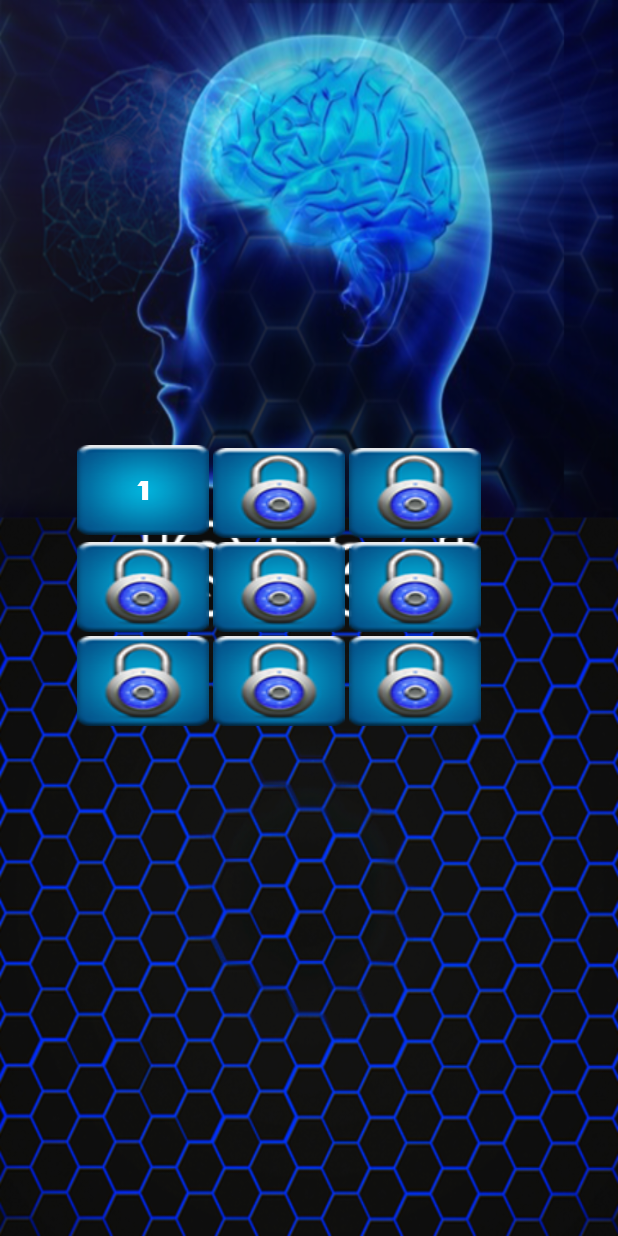
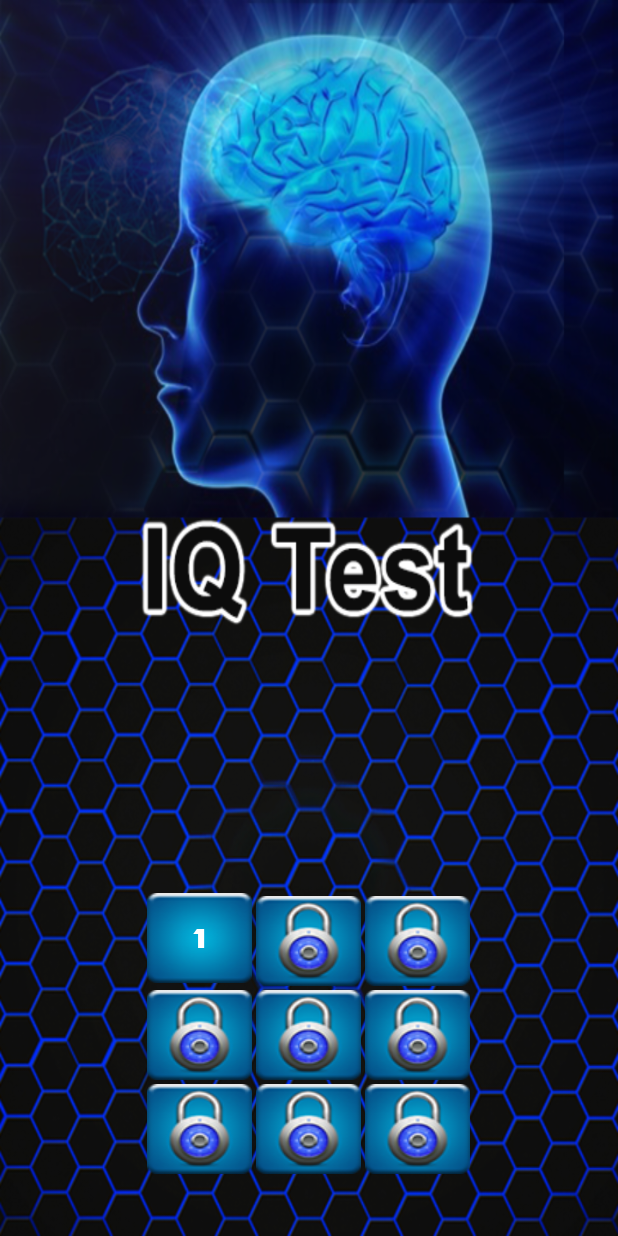
Before and after one commit to mlaraib/IqTestAndroid, an Android app: the levels screen opened directly, with no data from a screen before it, on a phone screen of 412 x 824 dp. Run offline under Robolectric (Android 15) with nearby library versions, the phone set to English and light mode, and no system bars.

Commit message:
Layout of levels xml is set now

```diff
--- a/app/src/main/java/sofit/com/iqtest/ResultActivity.java
+++ b/app/src/main/java/sofit/com/iqtest/ResultActivity.java
@@ -8,6 +8,7 @@ import android.content.DialogInterface.OnClickListener;
 import android.content.Intent;
 import android.content.SharedPreferences;
 import android.content.SharedPreferences.Editor;
+import android.graphics.Color;
 import android.os.Bundle;
 import android.preference.PreferenceManager;
 import android.view.Menu;
@@ -121,7 +122,8 @@ public class ResultActivity extends Activity {
         alertDialog.setMessage("Your Score is " + Float.valueOf(String.valueOf(value1)) + "\n" + "Passing score is 70");
         alertDialog.setIcon(R.drawable.quizicon);
         alertDialog.setNegativeButton("Exit", new C02593());
-        alertDialog.setPositiveButton("Restart", new C02604());
+
+                alertDialog.setPositiveButton("Restart", new C02604());
         dialog = alertDialog.create();
         dialog.show();
         btn2 = dialog.getButton(-1);
--- a/app/src/main/res/layout/activity_levels.xml
+++ b/app/src/main/res/layout/activity_levels.xml
@@ -5,23 +5,34 @@
     android:layout_width="match_parent"
     android:layout_height="match_parent"
     android:background="@drawable/main_bg"
-    tools:context="sofit.com.iqtest.levels">
+    >
+
+    <LinearLayout
+        android:layout_width="match_parent"
+        android:layout_height="wrap_content"
+        android:gravity="center|center_vertical"
+        android:layout_gravity="bottom"
+        android:layout_marginBottom="40dp"
 
 
+        >
         <GridLayout
-        android:layout_width="match_parent"
-        android:layout_height="match_parent"
+            android:layout_width="wrap_content"
+            android:layout_height="wrap_content"
             android:rowCount="3"
             android:columnCount="3"
-        android:layout_marginTop="295dp"
-        android:paddingLeft="50dp"
-        android:paddingRight="50dp"
+
+
+            android:layout_gravity="center_horizontal"
+
+
+
             >
 
 
             <Button
                 android:layout_height="wrap_content"
-           android:layout_width="wrap_content"
+                android:layout_width="70dp"
                 android:text="1"
                 android:layout_margin="1dp"
                 android:textSize="19dp"
@@ -33,7 +44,7 @@
             <Button
 
                 android:layout_height="wrap_content"
-            android:layout_width="wrap_content"
+                android:layout_width="70dp"
                 android:id="@+id/button2"
                 android:layout_margin="1dp"
                 android:background="@drawable/lock"
@@ -43,7 +54,7 @@
             <Button
 
                 android:layout_height="wrap_content"
-            android:layout_width="wrap_content"
+                android:layout_width="70dp"
                 android:id="@+id/button3"
                 android:layout_margin="1dp"
                 android:background="@drawable/lock"
@@ -52,7 +63,7 @@
             <Button
 
                 android:layout_height="wrap_content"
-            android:layout_width="wrap_content"
+                android:layout_width="70dp"
                 android:background="@drawable/lock"
                 android:layout_margin="1dp"
                 android:id="@+id/button4"
@@ -61,7 +72,7 @@
             <Button
 
                 android:layout_height="wrap_content"
-            android:layout_width="wrap_content"
+                android:layout_width="70dp"
                 android:background="@drawable/lock"
                 android:layout_margin="1dp"
                 android:id="@+id/button5"
@@ -70,7 +81,7 @@
             <Button
 
                 android:layout_height="wrap_content"
-            android:layout_width="wrap_content"
+                android:layout_width="70dp"
                 android:background="@drawable/lock"
                 android:layout_margin="1dp"
                 android:id="@+id/button6"
@@ -79,16 +90,15 @@
             <Button
 
                 android:layout_height="wrap_content"
-            android:layout_width="wrap_content"
+                android:layout_width="70dp"
                 android:background="@drawable/lock"
                 android:layout_margin="1dp"
                 android:id="@+id/button7"
                 />
 
             <Button
-
                 android:layout_height="wrap_content"
-            android:layout_width="wrap_content"
+                android:layout_width="70dp"
                 android:background="@drawable/lock"
                 android:layout_margin="1dp"
                 android:id="@+id/button8"
@@ -97,20 +107,13 @@
             <Button
 
                 android:layout_height="wrap_content"
-            android:layout_width="wrap_content"
+                android:layout_width="70dp"
                 android:background="@drawable/lock"
                 android:layout_margin="1dp"
                 android:id="@+id/button9"
                 />
 
-
-
-
-
-
-
-
         </GridLayout>
 
-
     </LinearLayout>
+</LinearLayout>
```
Lines whose indentation alone changed are shown as unchanged.
